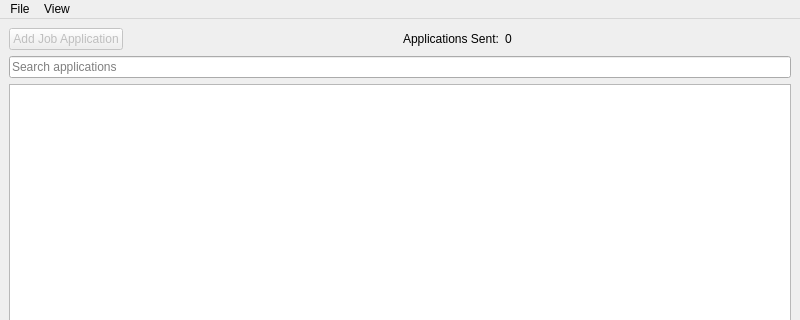
Above: JobAppTracker/QtGUI/ui/JobAppTrackerMainWindow.ui from dwp1084/QtJobAppTracker before the change; both pictures show x 0 to 800 and y 0 to 320 of the 800 by 600 pixel window. Below: the same form after it.
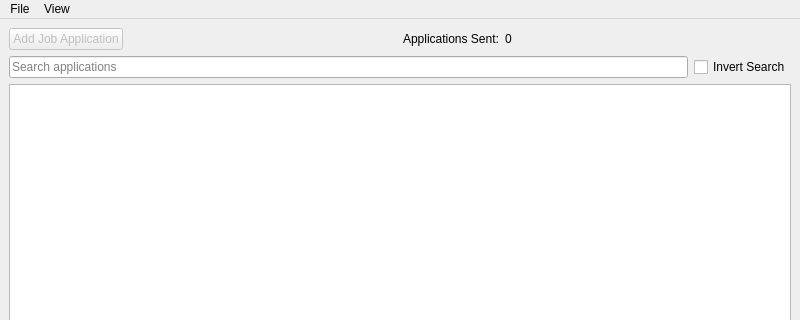
That is the form after the change.

Commit message: Added option to invert search filter

The edit to the form file:
```diff
--- a/JobAppTracker/QtGUI/ui/JobAppTrackerMainWindow.ui
+++ b/JobAppTracker/QtGUI/ui/JobAppTrackerMainWindow.ui
@@ -81,11 +81,22 @@
      </layout>
     </item>
     <item>
+     <layout class="QHBoxLayout" name="horizontalLayout">
+      <item>
      <widget class="QLineEdit" name="searchBox">
       <property name="placeholderText">
        <string>Search applications</string>
       </property>
      </widget>
+      </item>
+      <item>
+       <widget class="QCheckBox" name="invertCheckbox">
+        <property name="text">
+         <string>Invert Search</string>
+        </property>
+       </widget>
+      </item>
+     </layout>
     </item>
     <item>
      <widget class="QTableView" name="appTableView">
```
Lines whose indentation alone changed are shown as unchanged. The commit also changes 2 other files.
